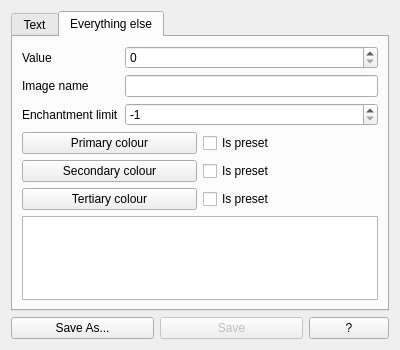
First picture: the form in tattoowindow.ui, repository PythonicMoron/Liliths-Throne-Mod-Tool, before the edit.
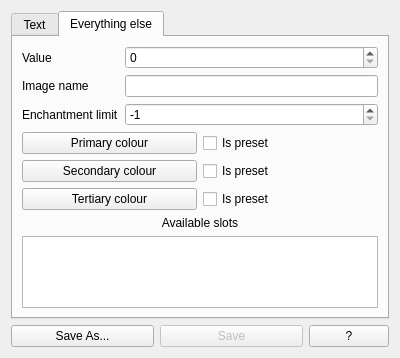
Second picture: the form after the edit. The open tabs and pages were chosen to show the change.

```diff
--- a/tattoowindow.ui
+++ b/tattoowindow.ui
@@ -251,6 +251,16 @@
          </item>
         </layout>
        </item>
+       <item>
+        <widget class="QLabel" name="available_slot_label">
+         <property name="text">
+          <string>Available slots</string>
+         </property>
+         <property name="alignment">
+          <set>Qt::AlignCenter</set>
+         </property>
+        </widget>
+       </item>
        <item>
         <widget class="QListView" name="availabilityList">
          <property name="toolTip">
```
Left out of the diff: 2 changed lines with no effect on the pictures.
